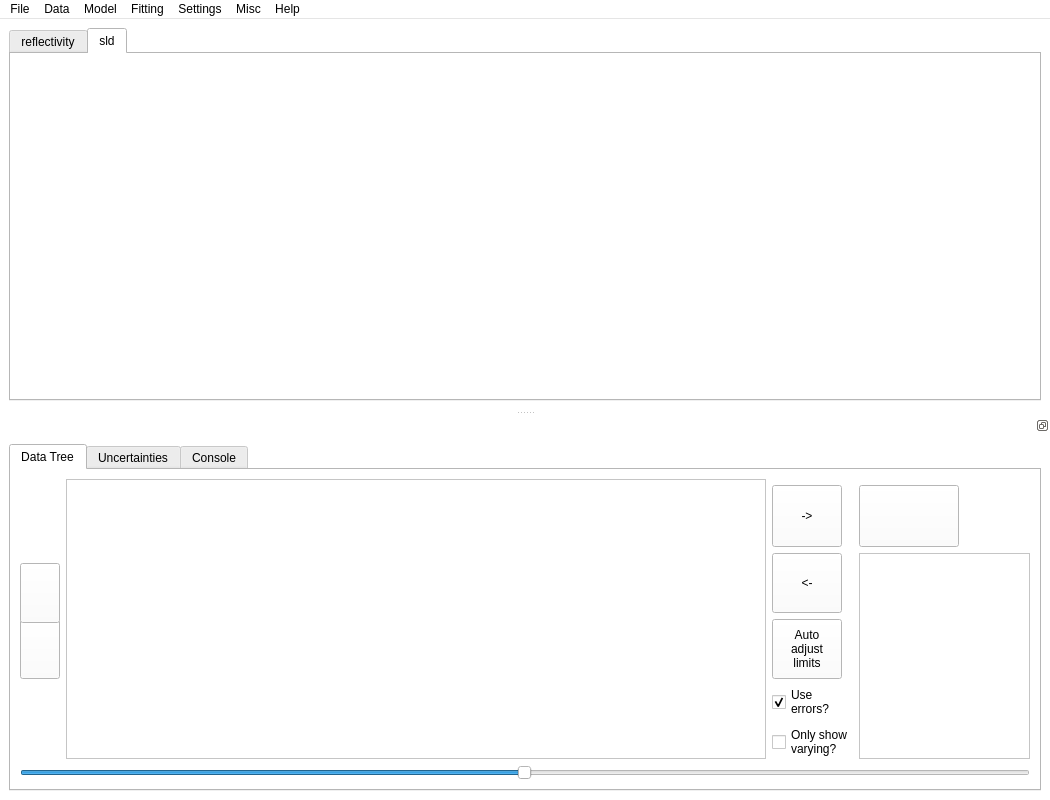
Qt form refnx/reflect/_app/ui/motofit.ui (refnx/refnx) before a commit.
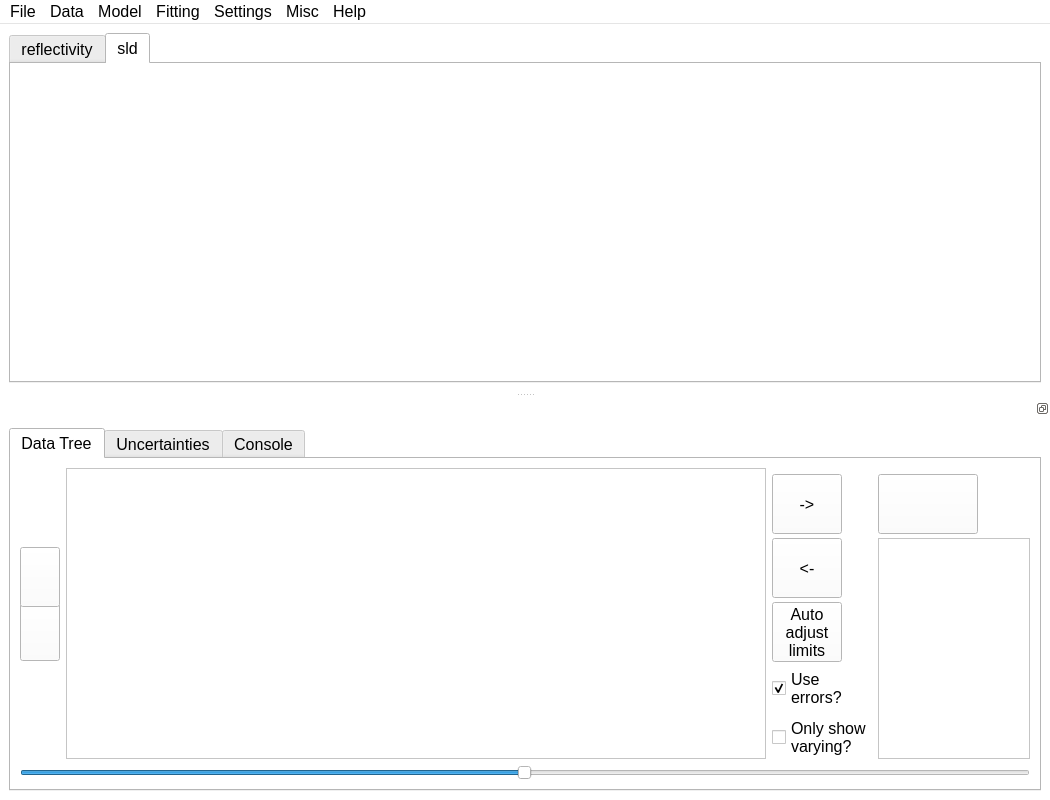
The same form after that commit. The open tabs and pages were chosen to show the change. Icons and pictures are not drawn.

Commit message: GUI: fontsize [ci skip]

```diff
--- a/refnx/reflect/_app/ui/motofit.ui
+++ b/refnx/reflect/_app/ui/motofit.ui
@@ -437,6 +437,11 @@
     </disabled>
    </palette>
   </property>
+  <property name="font">
+   <font>
+    <pointsize>12</pointsize>
+   </font>
+  </property>
   <property name="acceptDrops">
    <bool>true</bool>
   </property>
@@ -882,6 +887,11 @@
              <height>0</height>
             </size>
            </property>
+           <property name="font">
+            <font>
+             <pointsize>12</pointsize>
+            </font>
+           </property>
            <property name="acceptDrops">
             <bool>true</bool>
            </property>
@@ -1000,6 +1010,11 @@
              <height>70</height>
             </size>
            </property>
+           <property name="font">
+            <font>
+             <pointsize>12</pointsize>
+            </font>
+           </property>
            <property name="toolTip">
             <string>Give varying parameters finite limits</string>
            </property>
```
Left out of the diff: 2 changed lines with no effect on the pictures.
